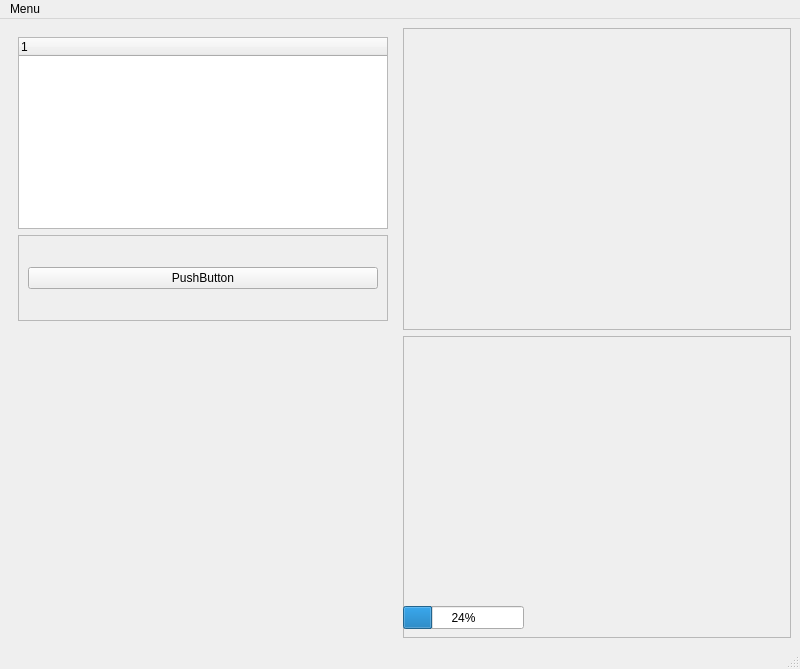
Above: qtside_design/autotest_wig.ui from elihe999/LAN-autotest-webium before the change. Below: the same form after it.
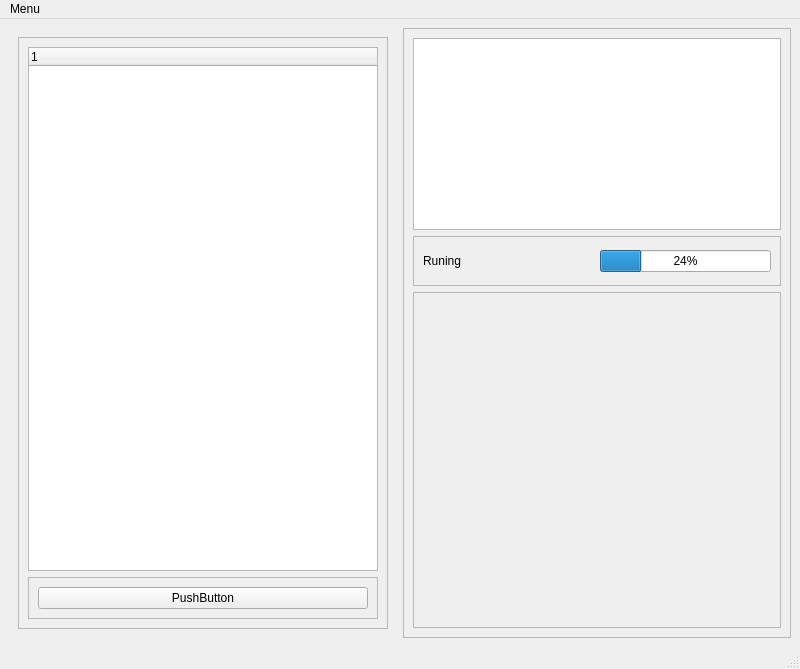
That is the form after the change.

What changed in the file:
```diff
--- a/qtside_design/autotest_wig.ui
+++ b/qtside_design/autotest_wig.ui
@@ -20,23 +20,14 @@
    <string>MainWindow</string>
   </property>
   <widget class="QWidget" name="centralwidget">
-   <layout class="QGridLayout" name="gridLayout">
-    <item row="0" column="0">
+   <layout class="QHBoxLayout" name="horizontalLayout">
+    <item>
      <widget class="QStackedWidget" name="stackedWidget">
       <property name="currentIndex">
        <number>0</number>
       </property>
       <widget class="QWidget" name="page">
        <layout class="QVBoxLayout" name="verticalLayout">
-        <item>
-         <widget class="QTreeWidget" name="treeWidget">
-          <column>
-           <property name="text">
-            <string notr="true">1</string>
-           </property>
-          </column>
-         </widget>
-        </item>
         <item>
          <widget class="QFrame" name="frame">
           <property name="sizePolicy">
@@ -51,12 +42,33 @@
           <property name="frameShadow">
            <enum>QFrame::Raised</enum>
           </property>
-          <layout class="QHBoxLayout" name="horizontalLayout">
+          <layout class="QVBoxLayout" name="verticalLayout_2">
            <item>
-            <widget class="QPushButton" name="pushButton_2">
-             <property name="text">
-              <string>PushButton</string>
+            <widget class="QTreeWidget" name="treeWidget">
+             <column>
+              <property name="text">
+               <string notr="true">1</string>
+              </property>
+             </column>
+            </widget>
+           </item>
+           <item>
+            <widget class="QFrame" name="frame_2">
+             <property name="frameShape">
+              <enum>QFrame::StyledPanel</enum>
              </property>
+             <property name="frameShadow">
+              <enum>QFrame::Raised</enum>
+             </property>
+             <layout class="QHBoxLayout" name="horizontalLayout_2">
+              <item>
+               <widget class="QPushButton" name="pushButton_2">
+                <property name="text">
+                 <string>PushButton</string>
+                </property>
+               </widget>
+              </item>
+             </layout>
             </widget>
            </item>
           </layout>
@@ -67,50 +79,86 @@
       <widget class="QWidget" name="page_2"/>
      </widget>
     </item>
-    <item row="0" column="1">
-     <widget class="QScrollArea" name="scrollArea">
-      <property name="widgetResizable">
-       <bool>true</bool>
-      </property>
-      <widget class="QWidget" name="scrollAreaWidgetContents">
-       <property name="geometry">
-        <rect>
-         <x>0</x>
-         <y>0</y>
-         <width>386</width>
-         <height>298</height>
-        </rect>
-       </property>
-      </widget>
-     </widget>
-    </item>
-    <item row="1" column="0">
-     <widget class="QStackedWidget" name="stackedWidget_2">
-      <widget class="QWidget" name="page_3"/>
-      <widget class="QWidget" name="page_4"/>
-     </widget>
-    </item>
-    <item row="1" column="1">
-     <widget class="QFrame" name="frame_2">
+    <item>
+     <widget class="QFrame" name="controlFrame">
       <property name="frameShape">
        <enum>QFrame::StyledPanel</enum>
       </property>
       <property name="frameShadow">
        <enum>QFrame::Raised</enum>
       </property>
-      <widget class="QProgressBar" name="progressBar">
-       <property name="geometry">
-        <rect>
-         <x>0</x>
-         <y>270</y>
-         <width>121</width>
-         <height>23</height>
-        </rect>
-       </property>
-       <property name="value">
-        <number>24</number>
-       </property>
-      </widget>
+      <layout class="QVBoxLayout" name="verticalLayout_3">
+       <item>
+        <widget class="QTextBrowser" name="logBrowser">
+         <property name="sizePolicy">
+          <sizepolicy hsizetype="Expanding" vsizetype="Fixed">
+           <horstretch>0</horstretch>
+           <verstretch>0</verstretch>
+          </sizepolicy>
+         </property>
+        </widget>
+       </item>
+       <item>
+        <widget class="QFrame" name="processFrame">
+         <property name="sizePolicy">
+          <sizepolicy hsizetype="MinimumExpanding" vsizetype="Minimum">
+           <horstretch>0</horstretch>
+           <verstretch>0</verstretch>
+          </sizepolicy>
+         </property>
+         <property name="maximumSize">
+          <size>
+           <width>16777215</width>
+           <height>50</height>
+          </size>
+         </property>
+         <property name="frameShape">
+          <enum>QFrame::StyledPanel</enum>
+         </property>
+         <property name="frameShadow">
+          <enum>QFrame::Raised</enum>
+         </property>
+         <layout class="QHBoxLayout" name="horizontalLayout_3">
+          <item>
+           <widget class="QLabel" name="label">
+            <property name="sizePolicy">
+             <sizepolicy hsizetype="Minimum" vsizetype="Minimum">
+              <horstretch>0</horstretch>
+              <verstretch>0</verstretch>
+             </sizepolicy>
+            </property>
+            <property name="text">
+             <string>Runing</string>
+            </property>
+           </widget>
+          </item>
+          <item>
+           <widget class="QProgressBar" name="progressBar">
+            <property name="sizePolicy">
+             <sizepolicy hsizetype="Preferred" vsizetype="Fixed">
+              <horstretch>0</horstretch>
+              <verstretch>0</verstretch>
+             </sizepolicy>
+            </property>
+            <property name="value">
+             <number>24</number>
+            </property>
+           </widget>
+          </item>
+         </layout>
+        </widget>
+       </item>
+       <item>
+        <widget class="QFrame" name="controlOptionFrame">
+         <property name="frameShape">
+          <enum>QFrame::StyledPanel</enum>
+         </property>
+         <property name="frameShadow">
+          <enum>QFrame::Raised</enum>
+         </property>
+        </widget>
+       </item>
+      </layout>
      </widget>
     </item>
    </layout>
```
Left out of the diff: 3 changed lines with no effect on the pictures.
